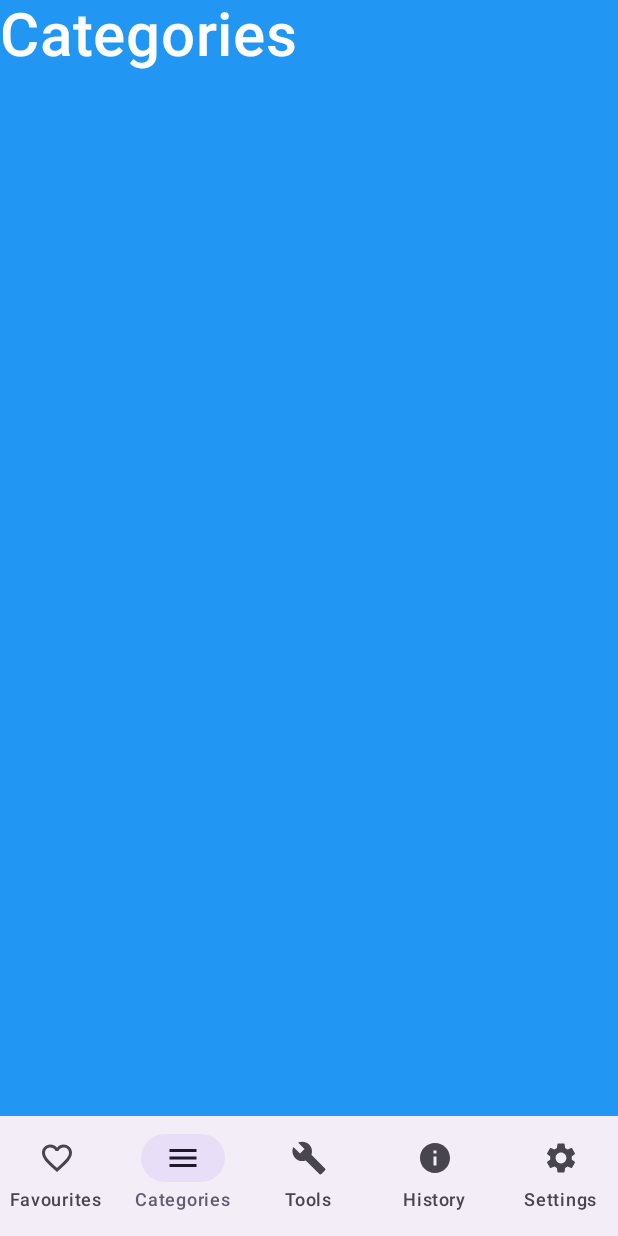
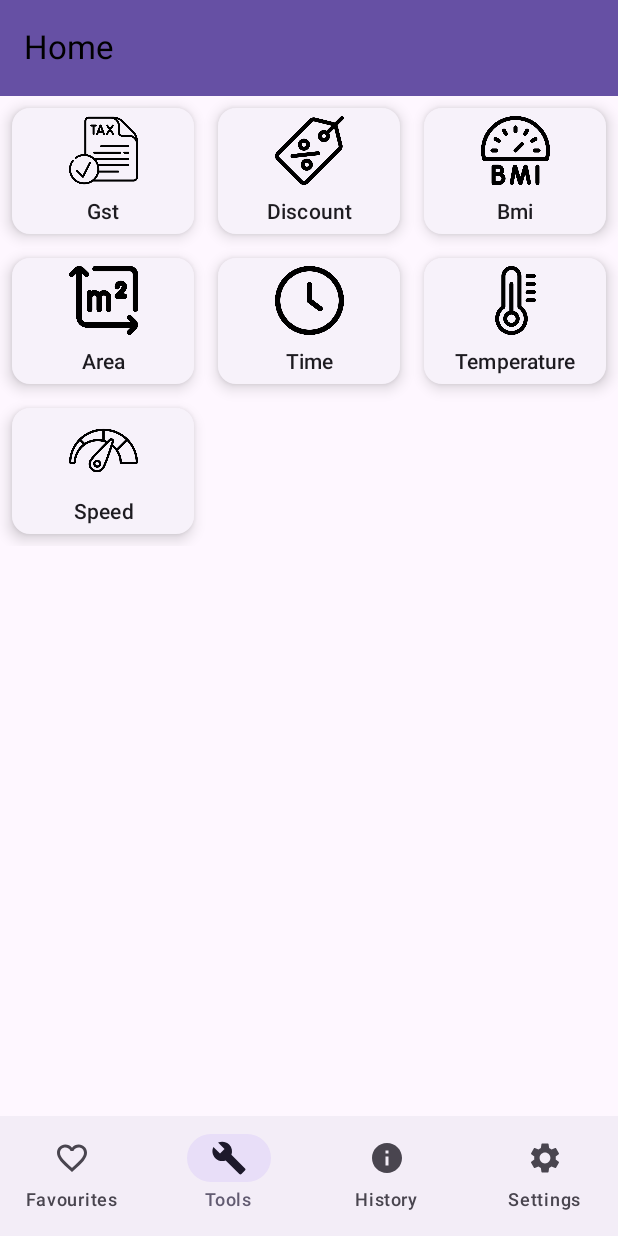
Before and after one commit to arghadasofficial/unit-converterx-android, an Android app built with Jetpack Compose: the screen it shows after launch (MainActivity), item 2 of the bottom bar chosen, on a phone screen of 412 x 824 dp. Run offline under Robolectric (Android 15) with nearby library versions, the phone set to English and light mode, and no system bars; our stand-ins replace Dagger/Hilt's generated code.

```diff
--- a/app/src/main/java/com/scriptintech/unitconverterx/navigations/UNavigationItems.kt
+++ b/app/src/main/java/com/scriptintech/unitconverterx/navigations/UNavigationItems.kt
@@ -4,7 +4,6 @@ import androidx.compose.material.icons.Icons
 import androidx.compose.material.icons.filled.Build
 import androidx.compose.material.icons.filled.FavoriteBorder
 import androidx.compose.material.icons.filled.Info
-import androidx.compose.material.icons.filled.Menu
 import androidx.compose.material.icons.filled.Settings
 import androidx.compose.ui.graphics.vector.ImageVector
 
@@ -16,7 +15,6 @@ data class BottomNavItems(
 fun getBottomNavItemsList() : List<BottomNavItems> {
     return listOf(
         BottomNavItems("Favourites", Icons.Default.FavoriteBorder),
-        BottomNavItems("Categories", Icons.Default.Menu),
         BottomNavItems("Tools", Icons.Default.Build),
         BottomNavItems("History", Icons.Default.Info),
         BottomNavItems("Settings", Icons.Default.Settings),
--- a/app/src/main/java/com/scriptintech/unitconverterx/screens/CategoriesScreen.kt
+++ /dev/null
@@ -1,27 +0,0 @@
-package com.scriptintech.unitconverterx.screens
-
-import androidx.compose.foundation.background
-import androidx.compose.foundation.layout.Column
-import androidx.compose.foundation.layout.fillMaxSize
-import androidx.compose.material3.Text
-import androidx.compose.runtime.Composable
-import androidx.compose.ui.Modifier
-import androidx.compose.ui.graphics.Color
-import androidx.compose.ui.text.font.FontWeight
-import androidx.compose.ui.unit.sp
-
-@Composable
-fun CategoriesScreen(modifier: Modifier = Modifier) {
-    Column(
-        modifier = Modifier
-            .fillMaxSize()
-            .background(color = Color(0xFF2196F3))
-    ) {
-        Text(
-            text = "Categories",
-            fontSize = 40.sp,
-            fontWeight = FontWeight.SemiBold,
-            color = Color.White
-        )
-    }
-}
--- a/app/src/main/java/com/scriptintech/unitconverterx/screens/HomeScreen.kt
+++ b/app/src/main/java/com/scriptintech/unitconverterx/screens/HomeScreen.kt
@@ -88,9 +88,8 @@ fun MainScreen(modifier: Modifier = Modifier) {
 fun ContentScreen(modifier: Modifier = Modifier, selectedIndex: Int) {
     when(selectedIndex) {
         0-> FavouriteScreen()
-        1-> CategoriesScreen()
-        2-> ToolsScreen()
-        3-> HistoryScreen()
-        4-> FavouriteScreen()
+        1-> ToolsScreen()
+        2-> HistoryScreen()
+        3-> FavouriteScreen()
     }
 }
--- a/app/src/main/java/com/scriptintech/unitconverterx/screens/unitscreens/area/AreaViewModel.kt
+++ b/app/src/main/java/com/scriptintech/unitconverterx/screens/unitscreens/area/AreaViewModel.kt
@@ -10,6 +10,7 @@ import javax.inject.Inject
 
 @HiltViewModel
 class AreaViewModel @Inject constructor(private val areaConverter: AreaConverter) : ViewModel() {
+
     private val _inputField = mutableStateOf("")
     val input: State<String> = _inputField
 
```
Also changed, not shown: app/src/main/java/com/scriptintech/unitconverterx/screens/Tools.kt (+2 -12 lines).
